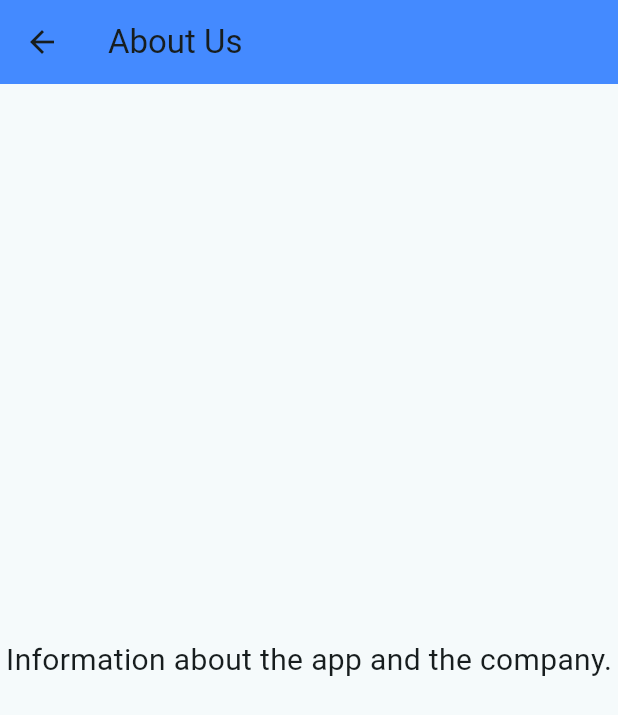
After one commit to RaninduAmarasinghe/BusBuddy-FrontEnd, a Flutter app: the AboutUsPage screen opened directly, on a phone screen of 412 x 824 dp. The commit adds this screen. Shown: the top 715 px of the screen. Run offline on Flutter 3.47's test engine with Material 3 defaults, Android fonts, the phone set to English and light mode, and no system bars; our stand-ins replace google_maps_flutter, location; missing offline and left inert: stomp_dart_client.

Commit message:
create abtus,helpandsupprt,schedule.dart pages

```diff
--- a/lib/Driver/buses_page.dart
+++ b/lib/Driver/buses_page.dart
@@ -18,7 +18,7 @@ class BusesPage extends StatefulWidget {
 }
 
 class _BusesPageState extends State<BusesPage> {
-  static const String baseUrl = 'http://192.168.8.101:8080';
+  static const String baseUrl = 'http://192.168.8.100:8080';
   Map<String, dynamic>? busDetails;
   bool isRunning = false;
 
--- a/lib/Driver/login.dart
+++ b/lib/Driver/login.dart
@@ -19,7 +19,7 @@ class _LoginState extends State<Login> {
 
   // Function to make POST request for driver login
   Future<void> loginDriver() async {
-    final url = Uri.parse('http://192.168.8.101:8080/driver/login');
+    final url = Uri.parse('http://192.168.8.100:8080/driver/login');
 
     final body = jsonEncode({
       'driverEmail': usernameController.text,
--- /dev/null
+++ b/lib/about_us_page.dart
@@ -0,0 +1,21 @@
+import 'package:flutter/material.dart';
+
+class AboutUsPage extends StatelessWidget {
+  const AboutUsPage({super.key});
+
+  @override
+  Widget build(BuildContext context) {
+    return Scaffold(
+      appBar: AppBar(
+        title: const Text('About Us'),
+        backgroundColor: Colors.blueAccent,
+      ),
+      body: Center(
+        child: const Text(
+          'Information about the app and the company.',
+          style: TextStyle(fontSize: 20),
+        ),
+      ),
+    );
+  }
+}
--- a/lib/active_buses_page.dart
+++ b/lib/active_buses_page.dart
@@ -20,7 +20,7 @@ class _ActiveBusesPageState extends State<ActiveBusesPage> {
   }
 
   Future<void> fetchActiveBuses() async {
-    final url = Uri.parse('http://192.168.8.101:8080/bus/active');
+    final url = Uri.parse('http://192.168.8.100:8080/bus/active');
     try {
       final response = await http.get(url);
       if (response.statusCode == 200) {
--- a/lib/bus_map_page.dart
+++ b/lib/bus_map_page.dart
@@ -58,7 +58,7 @@ class _BusMapPageState extends State<BusMapPage> {
 
   Future<void> _refreshLocation() async {
     final url =
-        Uri.parse("http://192.168.8.101:8080/bus/details/${widget.busId}");
+        Uri.parse("http://192.168.8.100:8080/bus/details/${widget.busId}");
     try {
       final response = await http.get(url);
       if (response.statusCode == 200) {
--- a/lib/services/websocket_service.dart
+++ b/lib/services/websocket_service.dart
@@ -12,7 +12,7 @@ void connectWebSocket({
 }) {
   stompClient = StompClient(
     config: StompConfig.SockJS(
-      url: 'http://192.168.8.101:8080/ws-location',
+      url: 'http://192.168.8.100:8080/ws-location',
       onConnect: (StompFrame frame) {
         print("WebSocket connected");
 
```
Also changed, not shown: lib/help_support_page.dart (added, +21 -0 lines), lib/main_page.dart (+21 -3 lines), lib/schedule_page.dart (added, +21 -0 lines).
